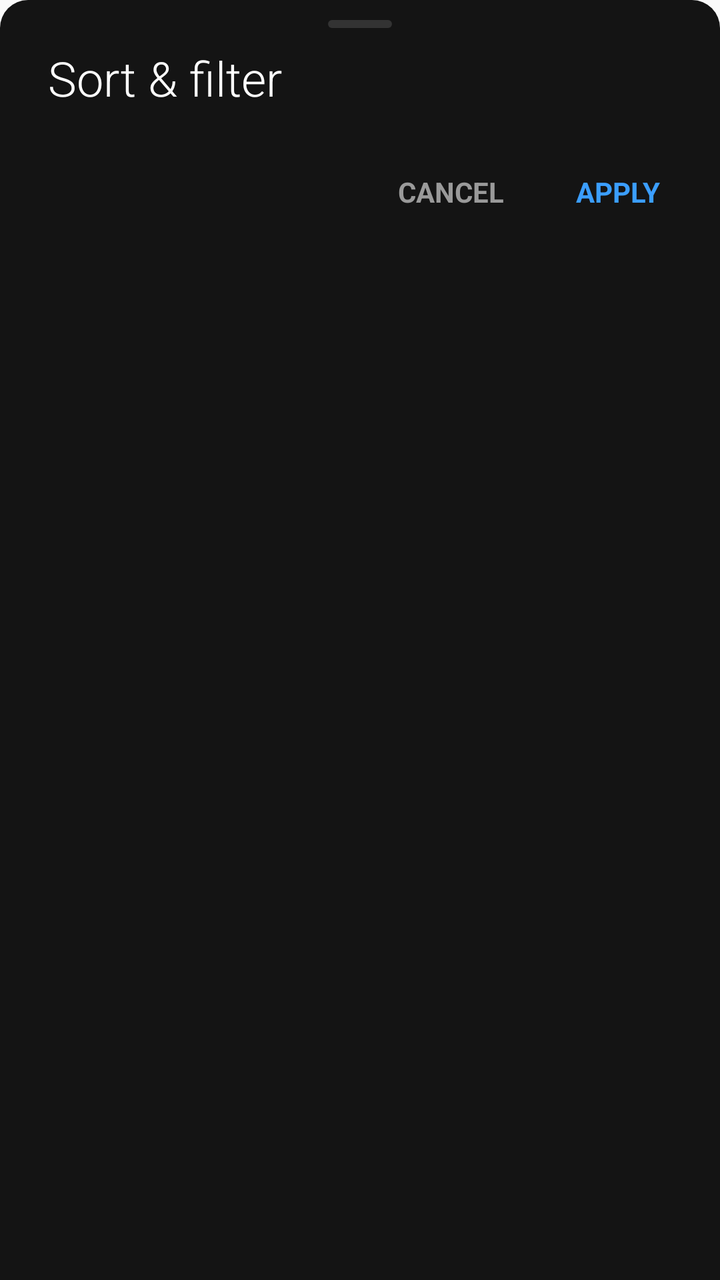
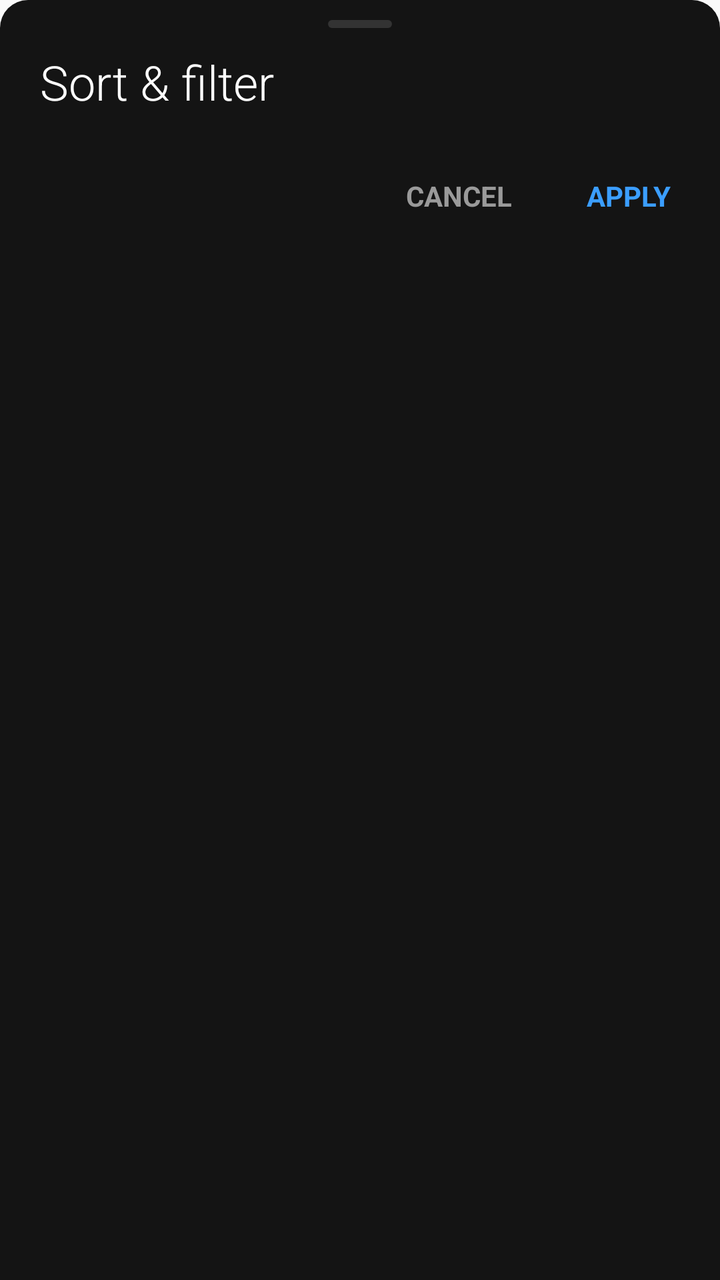

Before-and-after screenshots of an Android layout around one commit, followed by the original layout XML and the change that was made.
<!-- AndroidManifest.xml: application theme Theme.GallerySearch -->
<!-- res/layout/sheet_search_filter.xml -->
<?xml version="1.0" encoding="utf-8"?>
<LinearLayout xmlns:android="http://schemas.android.com/apk/res/android"
    android:layout_width="match_parent"
    android:layout_height="wrap_content"
    android:background="@drawable/info_sheet_bg"
    android:orientation="vertical"
    android:paddingStart="8dp"
    android:paddingTop="10dp"
    android:paddingEnd="8dp"
    android:paddingBottom="8dp">

    <View
        android:layout_width="32dp"
        android:layout_height="4dp"
        android:layout_gravity="center_horizontal"
        android:layout_marginBottom="12dp"
        android:background="@drawable/info_drag_handle" />

    <TextView
        android:layout_width="wrap_content"
        android:layout_height="wrap_content"
        android:fontFamily="sans-serif-light"
        android:includeFontPadding="false"
        android:paddingStart="16dp"
        android:paddingEnd="16dp"
        android:text="Sort &amp; filter"
        android:textColor="#FFFFFF"
        android:textSize="24sp" />

    <ScrollView
        android:layout_width="match_parent"
        android:layout_height="wrap_content"
        android:scrollbars="none">

        <LinearLayout
            android:id="@+id/sheetContainer"
            android:layout_width="match_parent"
            android:layout_height="wrap_content"
            android:orientation="vertical"
            android:paddingTop="8dp"
            android:paddingBottom="4dp" />
    </ScrollView>

    <LinearLayout
        android:layout_width="match_parent"
        android:layout_height="wrap_content"
        android:gravity="end"
        android:orientation="horizontal"
        android:paddingStart="8dp"
        android:paddingTop="6dp"
        android:paddingEnd="8dp"
        android:paddingBottom="6dp">

        <TextView
            android:id="@+id/sheetCancel"
            android:layout_width="wrap_content"
            android:layout_height="wrap_content"
            android:background="?android:attr/selectableItemBackground"
            android:clickable="true"
            android:focusable="true"
            android:padding="14dp"
            android:text="CANCEL"
            android:textColor="#9A9A9A"
            android:textSize="14sp"
            android:textStyle="bold" />

        <TextView
            android:id="@+id/sheetApply"
            android:layout_width="wrap_content"
            android:layout_height="wrap_content"
            android:layout_marginStart="8dp"
            android:background="?android:attr/selectableItemBackground"
            android:clickable="true"
            android:focusable="true"
            android:padding="14dp"
            android:text="APPLY"
            android:textColor="#3B9EFF"
            android:textSize="14sp"
            android:textStyle="bold" />
    </LinearLayout>
</LinearLayout>
<!-- resources referenced by this layout -->
<resources>
  <!-- drawable info_drag_handle (drawable) -->
  <?xml version="1.0" encoding="utf-8"?>
  <shape xmlns:android="http://schemas.android.com/apk/res/android"
      android:shape="rectangle">
      <corners android:radius="2dp" />
      <solid android:color="#333333" />
  </shape>
  <!-- drawable info_sheet_bg (drawable) -->
  <?xml version="1.0" encoding="utf-8"?>
  <shape xmlns:android="http://schemas.android.com/apk/res/android"
      android:shape="rectangle">
      <solid android:color="#141414" />
      <corners
          android:topLeftRadius="14dp"
          android:topRightRadius="14dp" />
  </shape>
  <style name="Theme.GallerySearch" parent="Theme.AppCompat.DayNight.NoActionBar">
          <item name="android:fontFamily">sans-serif</item>
          <item name="android:windowLightStatusBar">false</item>
          <item name="android:navigationBarColor">@color/metroNavBar</item>
          <item name="android:statusBarColor">@color/metroStatusBar</item>
          <item name="android:windowNoTitle">true</item>
          <item name="android:windowActionBar">false</item>
          <item name="colorAccent">@color/metroAccent</item>
      </style>
  <color name="metroNavBar">#FF000000</color>
  <color name="metroStatusBar">#FF0A0A0A</color>
  <color name="metroAccent">#FF3B9EFF</color>
</resources>

<!-- the commit's change to res/layout/sheet_search_filter.xml (unified diff, before → after) -->
@@ -4,16 +4,14 @@
     android:layout_height="wrap_content"
     android:background="@drawable/info_sheet_bg"
     android:orientation="vertical"
-    android:paddingStart="8dp"
     android:paddingTop="10dp"
-    android:paddingEnd="8dp"
     android:paddingBottom="8dp">
 
     <View
         android:layout_width="32dp"
         android:layout_height="4dp"
         android:layout_gravity="center_horizontal"
-        android:layout_marginBottom="12dp"
+        android:layout_marginBottom="14dp"
         android:background="@drawable/info_drag_handle" />
 
     <TextView
@@ -21,8 +19,8 @@
         android:layout_height="wrap_content"
         android:fontFamily="sans-serif-light"
         android:includeFontPadding="false"
-        android:paddingStart="16dp"
-        android:paddingEnd="16dp"
+        android:paddingStart="20dp"
+        android:paddingEnd="20dp"
         android:text="Sort &amp; filter"
         android:textColor="#FFFFFF"
         android:textSize="24sp" />
@@ -46,9 +44,9 @@
         android:layout_height="wrap_content"
         android:gravity="end"
         android:orientation="horizontal"
-        android:paddingStart="8dp"
+        android:paddingStart="12dp"
         android:paddingTop="6dp"
-        android:paddingEnd="8dp"
+        android:paddingEnd="6dp"
         android:paddingBottom="6dp">
 
         <TextView
@@ -58,8 +56,10 @@
             android:background="?android:attr/selectableItemBackground"
             android:clickable="true"
             android:focusable="true"
+            android:minWidth="80dp"
             android:padding="14dp"
             android:text="CANCEL"
+            android:textAlignment="center"
             android:textColor="#9A9A9A"
             android:textSize="14sp"
             android:textStyle="bold" />
@@ -68,12 +68,14 @@
             android:id="@+id/sheetApply"
             android:layout_width="wrap_content"
             android:layout_height="wrap_content"
-            android:layout_marginStart="8dp"
+            android:layout_marginStart="4dp"
             android:background="?android:attr/selectableItemBackground"
             android:clickable="true"
             android:focusable="true"
+            android:minWidth="80dp"
             android:padding="14dp"
             android:text="APPLY"
+            android:textAlignment="center"
             android:textColor="#3B9EFF"
             android:textSize="14sp"
             android:textStyle="bold" />
